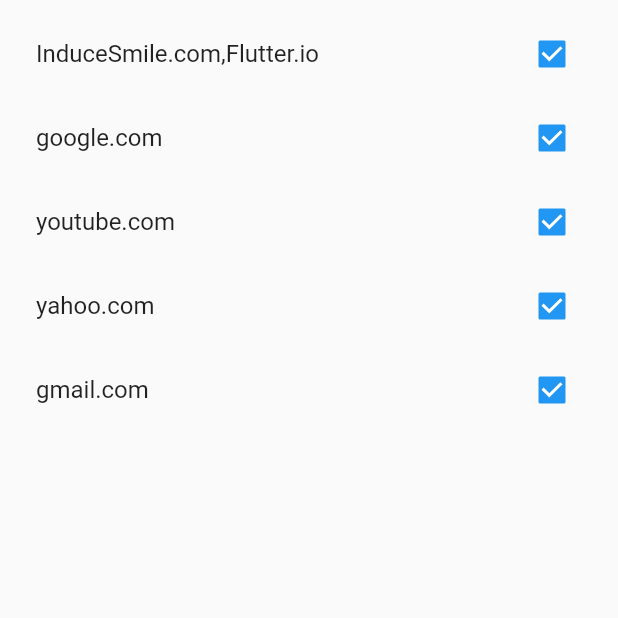
After one commit to yeoupooh/dynamictabs-flutter, a Flutter app: the CheckBoxInListview screen opened directly, on a phone screen of 412 x 824 dp, the top half of it. The commit adds this screen. Run offline on Flutter 3.47's test engine with Material 2 defaults, Android fonts, the phone set to English and light mode, and no system bars.

Commit message:
add a dialog having listview with checkboxes.

```diff
--- /dev/null
+++ b/lib/CheckBoxInListview.dart
@@ -0,0 +1,43 @@
+import 'package:flutter/material.dart';
+
+class CheckBoxInListview extends StatefulWidget {
+  @override
+  _CheckBoxInListviewState createState() => _CheckBoxInListviewState();
+}
+
+class _CheckBoxInListviewState extends State<CheckBoxInListview> {
+  bool _isChecked = true;
+
+  List<String> _texts = [
+    "InduceSmile.com," "Flutter.io",
+    "google.com",
+    "youtube.com",
+    "yahoo.com",
+    "gmail.com"
+  ];
+  @override
+  Widget build(BuildContext context) {
+    return ConstrainedBox(
+      constraints: new BoxConstraints(
+        minHeight: 35.0,
+        maxHeight: 160.0,
+      ),
+      child: Scaffold(
+        body: ListView(
+          padding: EdgeInsets.all(8.0),
+          children: _texts
+              .map((text) => CheckboxListTile(
+                    title: Text(text),
+                    value: _isChecked,
+                    onChanged: (val) {
+                      setState(() {
+                        _isChecked = val;
+                      });
+                    },
+                  ))
+              .toList(),
+        ),
+      ),
+    );
+  }
+}
```
Also changed, not shown: lib/ListViewDemo.dart (added, +40 -0 lines), lib/main.dart (+54 -0 lines), lib/CustomDialog.dart (added).
